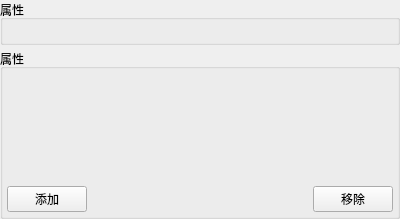
The window that miniSlicer/Slicer/Libs/MRML/Widgets/Resources/UI/qMRMLNodeAttributeTableWidget.ui (jiaqiwang969/Slicer) describes before a commit, drawn with Qt 5.
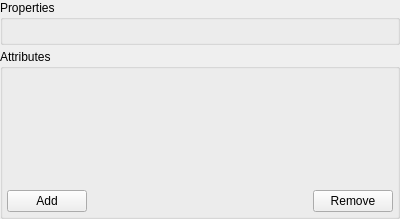
The same window after the commit. Custom widgets are drawn as their Qt base class.

```diff
--- a/miniSlicer/Slicer/Libs/MRML/Widgets/Resources/UI/qMRMLNodeAttributeTableWidget.ui
+++ b/miniSlicer/Slicer/Libs/MRML/Widgets/Resources/UI/qMRMLNodeAttributeTableWidget.ui
@@ -31,7 +31,7 @@
    <item row="2" column="0">
     <widget class="ctkCollapsibleGroupBox" name="NodeAttributesGroupBox">
      <property name="title">
-      <string>属性</string>
+      <string>Attributes</string>
      </property>
      <layout class="QVBoxLayout" name="verticalLayout_2">
       <property name="spacing">
@@ -73,7 +73,7 @@
            <string>向表中添加空白行。当设置名称和值时，属性将添加到MRML节点</string>
           </property>
           <property name="text">
-           <string>添加</string>
+           <string>Add</string>
           </property>
          </widget>
         </item>
@@ -102,7 +102,7 @@
            <string>移除选定的属性</string>
           </property>
           <property name="text">
-           <string>移除</string>
+           <string>Remove</string>
           </property>
          </widget>
         </item>
@@ -114,7 +114,7 @@
    <item row="1" column="0">
     <widget class="ctkCollapsibleGroupBox" name="NodePropertiesGroupBox">
      <property name="title">
-      <string>属性</string>
+      <string>Properties</string>
      </property>
      <property name="collapsed">
       <bool>true</bool>
```
Left out of the diff: 13 changed lines with no effect on the pictures.
